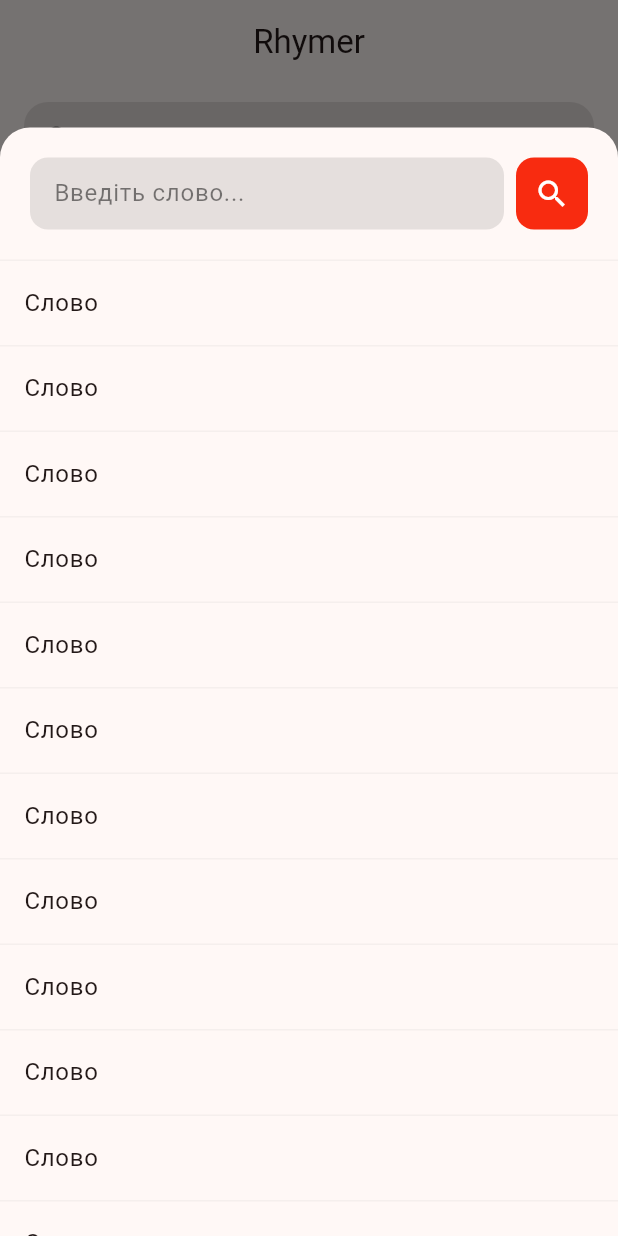
After one commit to KravtsovYurii/rhymer, a Flutter app: the screen it shows after launch, after a tap on "Пошук рифм...", on a phone screen of 412 x 824 dp. The commit adds this screen. Run offline on Flutter 3.47's test engine with Material 3 defaults, Android fonts, the phone set to English and light mode, and no system bars; our stand-ins replace auto_route.

Commit message:
create bottom sheet for search

```diff
--- a/lib/features/search/view/search_screen.dart
+++ b/lib/features/search/view/search_screen.dart
@@ -13,18 +13,18 @@ class SearchScreen extends StatelessWidget {
   Widget build(BuildContext context) {
     return CustomScrollView(
       slivers: [
-        const SliverAppBar(
+        SliverAppBar(
           pinned: true,
           snap: true,
           floating: true,
-          title: Center(
+          title: const Center(
             child: Text("Rhymer"),
           ),
           elevation: 0,
           surfaceTintColor: Colors.transparent,
           bottom: PreferredSize(
-            preferredSize: Size.fromHeight(70),
-            child: SearchButton(),
+            preferredSize: const Size.fromHeight(70),
+            child: SearchButton(onTap: () => _showSearchBottomSheet(context)),
           ),
         ),
         const SliverToBoxAdapter(child: SizedBox(height: 16)),
@@ -52,4 +52,17 @@ class SearchScreen extends StatelessWidget {
       ],
     );
   }
+
+  void _showSearchBottomSheet(BuildContext context) {
+    showModalBottomSheet(
+      isScrollControlled: true,
+      backgroundColor: Colors.transparent,
+      elevation: 0,
+      context: context,
+      builder: (context) => const Padding(
+        padding: EdgeInsets.only(top: 85),
+        child: SearchRhymesBottomSheet(),
+      ),
+    );
+  }
 }
--- a/lib/features/search/widgets/search_button.dart
+++ b/lib/features/search/widgets/search_button.dart
@@ -3,12 +3,17 @@ import 'package:flutter/material.dart';
 class SearchButton extends StatelessWidget {
   const SearchButton({
     super.key,
+    required this.onTap,
   });
+
+  final VoidCallback onTap;
 
   @override
   Widget build(BuildContext context) {
     final theme = Theme.of(context);
-    return Container(
+    return GestureDetector(
+      onTap: onTap,
+      child: Container(
         width: double.infinity,
         margin: const EdgeInsets.symmetric(horizontal: 16).copyWith(bottom: 8),
         padding: const EdgeInsets.all(12),
@@ -32,6 +37,7 @@ class SearchButton extends StatelessWidget {
             ),
           ],
         ),
+      ),
     );
   }
 }
--- /dev/null
+++ b/lib/features/search/widgets/search_rhymes_bottom_sheet.dart
@@ -0,0 +1,74 @@
+import 'package:example/ui/ui.dart';
+import 'package:flutter/material.dart';
+
+class SearchRhymesBottomSheet extends StatelessWidget {
+  const SearchRhymesBottomSheet({
+    super.key,
+  });
+
+  @override
+  Widget build(BuildContext context) {
+    final theme = Theme.of(context);
+    return BaseBottomSheet(
+      child: Column(
+        children: [
+          Padding(
+            padding: const EdgeInsets.all(20),
+            child: Row(
+              children: [
+                Expanded(
+                  child: Container(
+                    decoration: BoxDecoration(
+                      color: theme.hintColor.withOpacity(0.1),
+                      borderRadius: BorderRadius.circular(12),
+                    ),
+                    child: TextField(
+                      decoration: InputDecoration(
+                        hintText: "Введіть слово...",
+                        hintStyle: TextStyle(
+                          color: theme.hintColor.withOpacity(0.5),
+                        ),
+                        contentPadding:
+                            const EdgeInsets.symmetric(horizontal: 12),
+                        enabledBorder: const OutlineInputBorder(
+                          borderSide: BorderSide.none,
+                        ),
+                        border: const OutlineInputBorder(
+                          borderSide: BorderSide.none,
+                        ),
+                      ),
+                    ),
+                  ),
+                ),
+                const SizedBox(width: 8),
+                Container(
+                  height: 48,
+                  width: 48,
+                  decoration: BoxDecoration(
+                    color: theme.primaryColor,
+                    borderRadius: BorderRadius.circular(12),
+                  ),
+                  child: const Icon(
+                    Icons.search,
+                    color: Colors.white,
+                  ),
+                ),
+              ],
+            ),
+          ),
+          const Divider(height: 1),
+          Expanded(
+            child: ListView.separated(
+              itemBuilder: (context, index) => ListTile(
+                title: const Text("Слово"),
+                onTap: () {},
+              ),
+              separatorBuilder: (context, _) => const Divider(height: 1),
+              itemCount: 15,
+            ),
+          ),
+        ],
+      ),
+    );
+  }
+}
--- a/lib/features/search/widgets/widgets.dart
+++ b/lib/features/search/widgets/widgets.dart
@@ -1 +1,2 @@
 export 'search_button.dart';
+export 'search_rhymes_bottom_sheet.dart';
--- a/lib/ui/theme/theme.dart
+++ b/lib/ui/theme/theme.dart
@@ -2,6 +2,9 @@ import 'package:flutter/material.dart';
 
 const primaryColor = Color(0xFFF82B10);
 final themeData = ThemeData(
+  dividerTheme: DividerThemeData(
+    color: Colors.grey.withOpacity(0.1),
+  ),
   primaryColor: primaryColor,
   scaffoldBackgroundColor: const Color(0xFFEFF1F3),
   colorScheme: ColorScheme.fromSeed(seedColor: primaryColor),
--- /dev/null
+++ b/lib/ui/widgets/base_bottom_sheet.dart
@@ -0,0 +1,26 @@
+import 'package:flutter/material.dart';
+
+class BaseBottomSheet extends StatelessWidget {
+  const BaseBottomSheet({
+    super.key,
+    required this.child,
+  });
+
+  final Widget child;
+
+  @override
+  Widget build(BuildContext context) {
+    return Container(
+      decoration: BoxDecoration(
+        color: Theme.of(context).canvasColor,
+        borderRadius: const BorderRadius.vertical(
+          top: Radius.circular(20),
+        ),
+      ),
+      child: SizedBox(
+        width: double.infinity,
+        child: child,
+      ),
+    );
+  }
+}
--- a/lib/ui/widgets/widgets.dart
+++ b/lib/ui/widgets/widgets.dart
@@ -1,3 +1,4 @@
 export 'base_container.dart';
 export 'rhyme_list_card.dart';
 export 'rhyme_history_card.dart';
+export 'base_bottom_sheet.dart';
```
Lines whose indentation alone changed are shown as unchanged.
